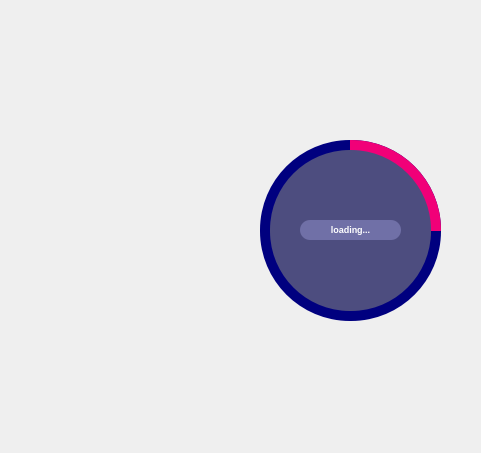
NinhLuong/Emergency-Management-System, file khoidong/ui_splash_screen.ui: the form before one commit.
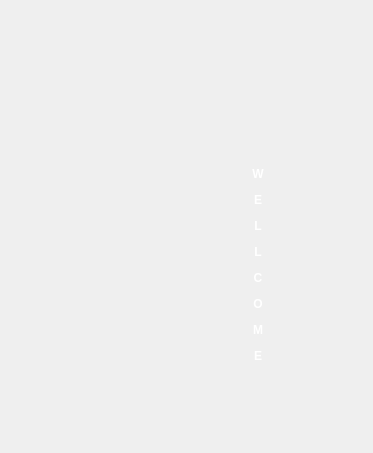
The form after the commit. Icons and pictures are not drawn.

The edit to the form file:
```diff
--- a/khoidong/ui_splash_screen.ui
+++ b/khoidong/ui_splash_screen.ui
@@ -6,7 +6,7 @@
    <rect>
     <x>0</x>
     <y>0</y>
-    <width>481</width>
+    <width>373</width>
     <height>453</height>
    </rect>
   </property>
@@ -19,7 +19,7 @@
      <rect>
       <x>10</x>
       <y>10</y>
-      <width>461</width>
+      <width>281</width>
       <height>431</height>
      </rect>
     </property>
@@ -48,7 +48,7 @@
       <rect>
        <x>230</x>
        <y>0</y>
-       <width>231</width>
+       <width>51</width>
        <height>430</height>
       </rect>
      </property>
@@ -62,90 +62,22 @@
      <property name="frameShadow">
       <enum>QFrame::Raised</enum>
      </property>
-     <widget class="QFrame" name="circularProgressBarBase">
+     <widget class="QLabel" name="label">
       <property name="geometry">
        <rect>
-        <x>20</x>
-        <y>130</y>
-        <width>181</width>
-        <height>181</height>
+        <x>10</x>
+        <y>120</y>
+        <width>16</width>
+        <height>271</height>
        </rect>
       </property>
       <property name="styleSheet">
        <string notr="true">background: none;
-border-radius: 90px;
-background-color: rgb(0, 0, 127);
-</string>
+font: 8pt &quot;Sitka Small&quot;;</string>
       </property>
-      <property name="frameShape">
-       <enum>QFrame::NoFrame</enum>
+      <property name="text">
+       <string>&lt;html&gt;&lt;head/&gt;&lt;body&gt;&lt;p align=&quot;center&quot;&gt;&lt;span style=&quot; font-size:9pt; font-weight:600; color:#ffffff;&quot;&gt;W&lt;/span&gt;&lt;/p&gt;&lt;p align=&quot;center&quot;&gt;&lt;span style=&quot; font-size:9pt; font-weight:600; color:#ffffff;&quot;&gt;E&lt;/span&gt;&lt;/p&gt;&lt;p align=&quot;center&quot;&gt;&lt;span style=&quot; font-size:9pt; font-weight:600; color:#ffffff;&quot;&gt;L&lt;/span&gt;&lt;/p&gt;&lt;p align=&quot;center&quot;&gt;&lt;span style=&quot; font-size:9pt; font-weight:600; color:#ffffff;&quot;&gt;L&lt;/span&gt;&lt;/p&gt;&lt;p align=&quot;center&quot;&gt;&lt;span style=&quot; font-size:9pt; font-weight:600; color:#ffffff;&quot;&gt;C&lt;/span&gt;&lt;/p&gt;&lt;p align=&quot;center&quot;&gt;&lt;span style=&quot; font-size:9pt; font-weight:600; color:#ffffff;&quot;&gt;O&lt;/span&gt;&lt;/p&gt;&lt;p align=&quot;center&quot;&gt;&lt;span style=&quot; font-size:9pt; font-weight:600; color:#ffffff;&quot;&gt;M&lt;/span&gt;&lt;/p&gt;&lt;p align=&quot;center&quot;&gt;&lt;span style=&quot; font-size:9pt; font-weight:600; color:#ffffff;&quot;&gt;E&lt;/span&gt;&lt;/p&gt;&lt;/body&gt;&lt;/html&gt;</string>
       </property>
-      <property name="frameShadow">
-       <enum>QFrame::Raised</enum>
-      </property>
-      <widget class="QFrame" name="circulBg">
-       <property name="geometry">
-        <rect>
-         <x>0</x>
-         <y>0</y>
-         <width>181</width>
-         <height>181</height>
-        </rect>
-       </property>
-       <property name="styleSheet">
-        <string notr="true">QFrame{
-	border-radius: 90px;
-	background-color: qconicalgradient(cx:0.5, cy:0.5, angle:90, stop:0.748 rgba(255, 0, 255, 0), stop:0.749 rgba(241, 0, 120, 255));
-}</string>
-       </property>
-       <property name="frameShape">
-        <enum>QFrame::NoFrame</enum>
-       </property>
-       <property name="frameShadow">
-        <enum>QFrame::Raised</enum>
-       </property>
-      </widget>
-      <widget class="QFrame" name="circulProgress">
-       <property name="geometry">
-        <rect>
-         <x>10</x>
-         <y>10</y>
-         <width>161</width>
-         <height>161</height>
-        </rect>
-       </property>
-       <property name="styleSheet">
-        <string notr="true">QFrame{
-	border-radius: 80px;
-	background-color: rgb(77,77, 127);
-}</string>
-       </property>
-       <property name="frameShape">
-        <enum>QFrame::NoFrame</enum>
-       </property>
-       <property name="frameShadow">
-        <enum>QFrame::Raised</enum>
-       </property>
-       <widget class="QLabel" name="label_2">
-        <property name="geometry">
-         <rect>
-          <x>30</x>
-          <y>70</y>
-          <width>101</width>
-          <height>20</height>
-         </rect>
-        </property>
-        <property name="styleSheet">
-         <string notr="true">font: 8pt &quot;Microsoft JhengHei&quot;;
-background-color: rgb(112, 112, 167);
-border-radius: 10px;
-</string>
-        </property>
-        <property name="text">
-         <string>&lt;html&gt;&lt;head/&gt;&lt;body&gt;&lt;p align=&quot;center&quot;&gt;&lt;span style=&quot; font-size:7pt; font-weight:600; color:#ffffff;&quot;&gt;loading...&lt;/span&gt;&lt;/p&gt;&lt;/body&gt;&lt;/html&gt;</string>
-        </property>
-       </widget>
-      </widget>
      </widget>
     </widget>
    </widget>
```
